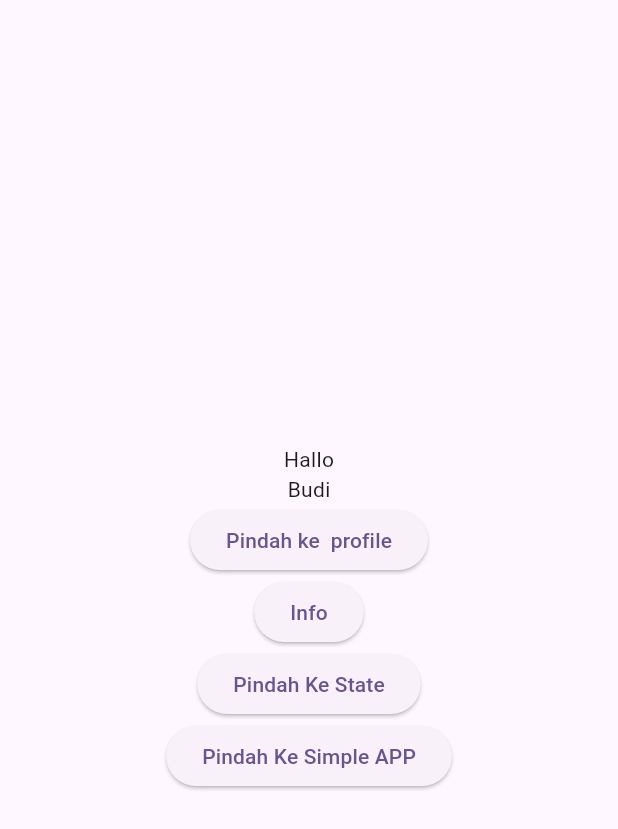
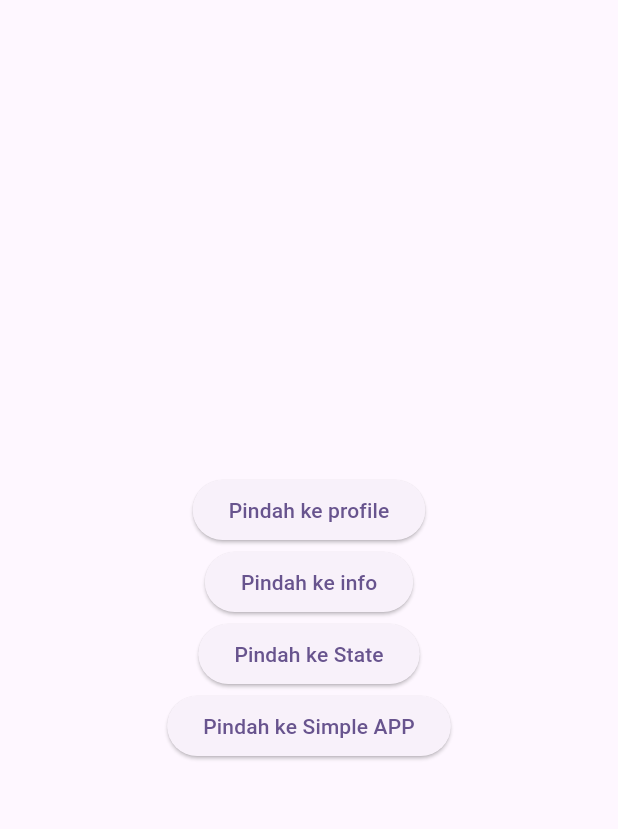
Before and after one commit to mchairul/webhozz-flutter-pt-trisar, a Flutter app: the screen it shows after launch, on a phone screen of 412 x 824 dp. Shown: the top 829 px of the screen. Run offline on Flutter 3.47's test engine with Material 3 defaults, Android fonts, the phone set to English and light mode, and no system bars; our stand-ins replace dots_indicator.

Commit message:
pertemuan 3
package dan route

```diff
--- /dev/null
+++ b/lib/home_route.dart
@@ -0,0 +1,53 @@
+import 'package:belajar/info.dart';
+import 'package:belajar/routes_app.dart';
+import 'package:flutter/material.dart';
+
+class HomeRoute extends StatelessWidget {
+  const HomeRoute({super.key});
+
+  @override
+  Widget build(BuildContext context) {
+    return Scaffold(
+      body: Center(
+        child: Column(
+          mainAxisAlignment: MainAxisAlignment.center,
+          children: [
+            ElevatedButton(
+                onPressed: (){
+                  Navigator.of(context).pushNamed(
+                    RoutesApp.pageProfile
+                  );
+                },
+                child: Text('Pindah ke profile')
+            ),
+            ElevatedButton(
+                onPressed: (){
+                  Navigator.of(context).pushNamed(
+                      RoutesApp.pageInfo,
+                      arguments: Info(nama: 'Budi', umur: 20)
+                  );
+                },
+                child: Text('Pindah ke info')
+            ),
+            ElevatedButton(
+                onPressed: (){
+                  Navigator.of(context).pushNamed(
+                      RoutesApp.pageState
+                  );
+                },
+                child: Text('Pindah ke State')
+            ),
+            ElevatedButton(
+                onPressed: (){
+                  Navigator.of(context).pushNamed(
+                      RoutesApp.pageSimpleApp
+                  );
+                },
+                child: Text('Pindah ke Simple APP')
+            )
+          ],
+        ),
+      ),
+    );
+  }
+}
--- a/lib/main.dart
+++ b/lib/main.dart
@@ -1,8 +1,10 @@
 import 'package:belajar/home.dart';
+import 'package:belajar/home_route.dart';
+import 'package:belajar/routes_app.dart';
 import 'package:flutter/material.dart';
 
 void main() {
-  runApp(const MyApp());
+  runApp(MyApp());
 }
 
 class MyApp extends StatelessWidget {
@@ -14,25 +16,12 @@ class MyApp extends StatelessWidget {
     return MaterialApp(
       title: 'Flutter Demo',
       theme: ThemeData(
-        // This is the theme of your application.
-        //
-        // TRY THIS: Try running your application with "flutter run". You'll see
-        // the application has a purple toolbar. Then, without quitting the app,
-        // try changing the seedColor in the colorScheme below to Colors.green
-        // and then invoke "hot reload" (save your changes or press the "hot
-        // reload" button in a Flutter-supported IDE, or press "r" if you used
-        // the command line to start the app).
-        //
-        // Notice that the counter didn't reset back to zero; the application
-        // state is not lost during the reload. To reset the state, use hot
-        // restart instead.
-        //
-        // This works for code too, not just values: Most code changes can be
-        // tested with just a hot reload.
         colorScheme: ColorScheme.fromSeed(seedColor: Colors.deepPurple),
         useMaterial3: true,
       ),
-      home: Home(),
+      home: HomeRoute(),
+      initialRoute: RoutesApp.pageHome,
+      onGenerateRoute: RoutesApp.generateRoute,
     );
   }
 }
--- /dev/null
+++ b/lib/routes_app.dart
@@ -0,0 +1,42 @@
+import 'package:belajar/home_route.dart';
+import 'package:belajar/info.dart';
+import 'package:belajar/profile.dart';
+import 'package:belajar/simple_app/home.dart';
+import 'package:belajar/state_page.dart';
+import 'package:flutter/material.dart';
+
+class RoutesApp {
+  static const String pageHome = '/home';
+  static const String pageProfile = '/profile';
+  static const String pageInfo = '/info';
+  static const String pageState = '/state';
+  static const String pageSimpleApp = '/simple-app';
+
+  static Route<dynamic> generateRoute(RouteSettings settings) {
+    switch (settings.name) {
+      case pageHome:
+        return MaterialPageRoute(
+            builder: (context) => const HomeRoute()
+        );
+      case pageInfo:
+        final arguments = settings.arguments as Info;
+        return MaterialPageRoute(
+            builder: (context) => Info(nama: arguments.nama, umur: arguments.umur)
+        );
+      case pageProfile:
+        return MaterialPageRoute(
+            builder: (context) => const Profile()
+        );
+      case pageState:
+        return MaterialPageRoute(
+          builder: (context) => const StatePage()
+        );
+      case pageSimpleApp:
+        return MaterialPageRoute(
+            builder: (context) => const SimpleAppHome()
+        );
+      default:
+        throw const FormatException('Not Found');
+    }
+  }
+}
--- a/pubspec.yaml
+++ b/pubspec.yaml
@@ -35,6 +35,7 @@ dependencies:
   # The following adds the Cupertino Icons font to your application.
   # Use with the CupertinoIcons class for iOS style icons.
   cupertino_icons: ^1.0.8
+  dots_indicator: ^3.0.0
 
 dev_dependencies:
   flutter_test:
```
Also changed, not shown: lib/simple_app/screens/screen_info.dart (+52 -3 lines), pubspec.lock.
